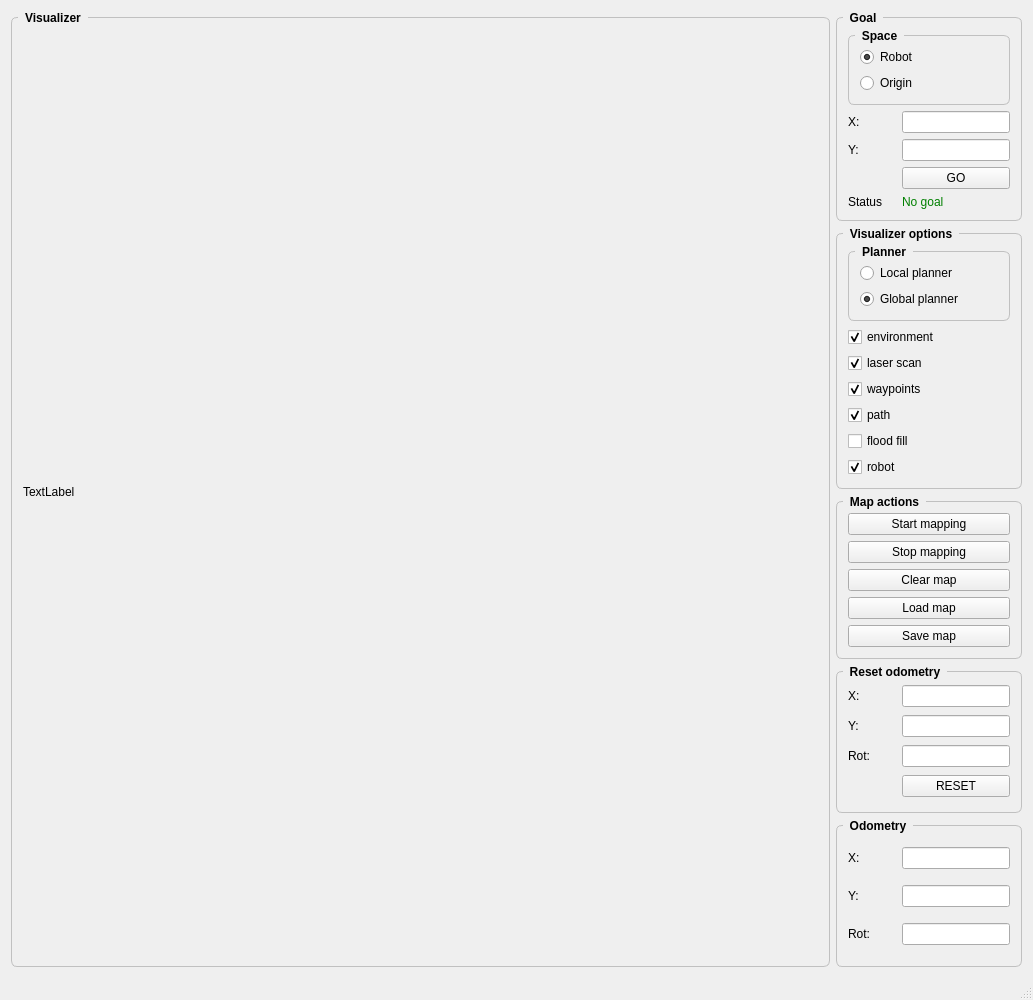
First picture: the form in kobuki_project/ui/mainwindow.ui, repository JakubHazik/rmr_kobuki, before the edit.
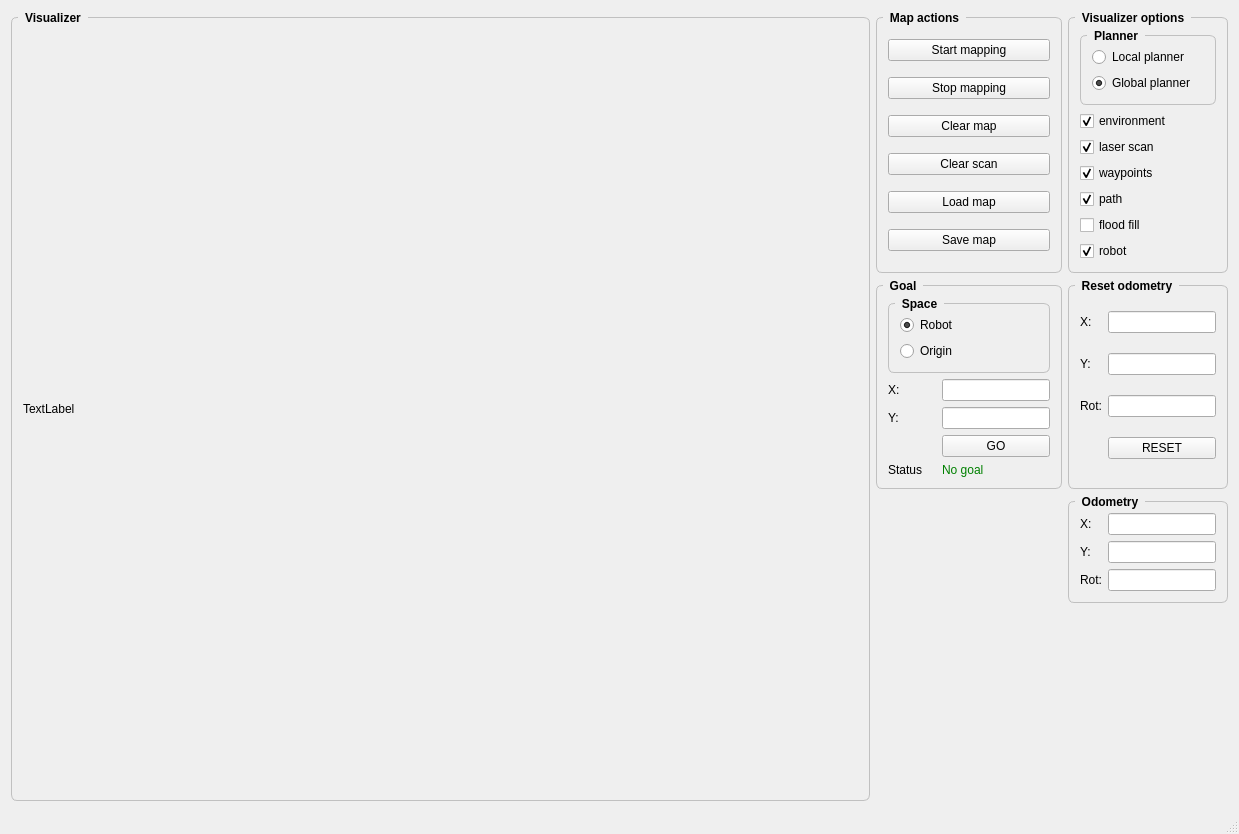
Second picture: the form after the edit.

Diff of the .ui file:
```diff
--- a/kobuki_project/ui/mainwindow.ui
+++ b/kobuki_project/ui/mainwindow.ui
@@ -6,8 +6,8 @@
    <rect>
     <x>0</x>
     <y>0</y>
-    <width>1033</width>
-    <height>1000</height>
+    <width>1239</width>
+    <height>834</height>
    </rect>
   </property>
   <property name="windowTitle">
@@ -64,127 +64,14 @@
        </widget>
       </item>
       <item>
-       <layout class="QVBoxLayout" name="verticalLayout_2">
+       <layout class="QGridLayout" name="gridLayout">
         <property name="sizeConstraint">
          <enum>QLayout::SetMinAndMaxSize</enum>
         </property>
         <property name="topMargin">
          <number>0</number>
         </property>
-        <item>
-         <widget class="QGroupBox" name="goal_box">
-          <property name="styleSheet">
-           <string notr="true">QGroupBox {
-    font: bold;
-    border: 1px solid silver;
-    border-radius: 6px;
-    margin-top: 6px;
-}
-
-QGroupBox::title {
-    subcontrol-origin: margin;
-    left: 7px;
-    padding: 0px 5px 0px 5px;
-}</string>
-          </property>
-          <property name="title">
-           <string>Goal</string>
-          </property>
-          <layout class="QGridLayout" name="goals">
-           <item row="2" column="0">
-            <widget class="QLabel" name="label_6">
-             <property name="text">
-              <string>X:</string>
-             </property>
-            </widget>
-           </item>
-           <item row="3" column="1">
-            <widget class="QLineEdit" name="goalY">
-             <property name="sizePolicy">
-              <sizepolicy hsizetype="Fixed" vsizetype="Fixed">
-               <horstretch>0</horstretch>
-               <verstretch>0</verstretch>
-              </sizepolicy>
-             </property>
-            </widget>
-           </item>
-           <item row="3" column="0">
-            <widget class="QLabel" name="label_5">
-             <property name="text">
-              <string>Y:</string>
-             </property>
-            </widget>
-           </item>
-           <item row="5" column="1">
-            <widget class="QPushButton" name="btn_goToGoal">
-             <property name="text">
-              <string>GO</string>
-             </property>
-            </widget>
-           </item>
-           <item row="2" column="1">
-            <widget class="QLineEdit" name="goalX">
-             <property name="sizePolicy">
-              <sizepolicy hsizetype="Fixed" vsizetype="Fixed">
-               <horstretch>0</horstretch>
-               <verstretch>0</verstretch>
-              </sizepolicy>
-             </property>
-            </widget>
-           </item>
-           <item row="1" column="0" colspan="2">
-            <widget class="QGroupBox" name="goalSpace_box">
-             <property name="styleSheet">
-              <string notr="true">
-font: 57 italic 11pt &quot;Ubuntu&quot;;</string>
-             </property>
-             <property name="title">
-              <string>Space</string>
-             </property>
-             <layout class="QGridLayout" name="gridLayout_2">
-              <item row="0" column="0">
-               <widget class="QRadioButton" name="spaceRobot">
-                <property name="text">
-                 <string>Robot</string>
-                </property>
-                <property name="checked">
-                 <bool>true</bool>
-                </property>
-               </widget>
-              </item>
-              <item row="1" column="0">
-               <widget class="QRadioButton" name="spaceOrigin">
-                <property name="text">
-                 <string>Origin</string>
-                </property>
-               </widget>
-              </item>
-             </layout>
-            </widget>
-           </item>
-           <item row="6" column="1">
-            <widget class="QLabel" name="goalStatus">
-             <property name="styleSheet">
-              <string notr="true">QLabel {
-color:  green;
-}</string>
-             </property>
-             <property name="text">
-              <string>No goal</string>
-             </property>
-            </widget>
-           </item>
-           <item row="6" column="0">
-            <widget class="QLabel" name="label_7">
-             <property name="text">
-              <string>Status</string>
-             </property>
-            </widget>
-           </item>
-          </layout>
-         </widget>
-        </item>
-        <item>
+        <item row="0" column="2">
          <widget class="QGroupBox" name="visualizerOptions_box">
           <property name="sizePolicy">
            <sizepolicy hsizetype="Preferred" vsizetype="Preferred">
@@ -341,113 +228,20 @@
           </layout>
          </widget>
         </item>
-        <item>
-         <widget class="QGroupBox" name="mapActions_box">
-          <property name="styleSheet">
-           <string notr="true">QGroupBox {
-    font: bold;
-    border: 1px solid silver;
-    border-radius: 6px;
-    margin-top: 6px;
-}
-
-QGroupBox::title {
-    subcontrol-origin: margin;
-    left: 7px;
-    padding: 0px 5px 0px 5px;
-}</string>
+        <item row="3" column="0">
+         <spacer name="verticalSpacer">
+          <property name="orientation">
+           <enum>Qt::Vertical</enum>
           </property>
-          <property name="title">
-           <string>Map actions</string>
+          <property name="sizeHint" stdset="0">
+           <size>
+            <width>20</width>
+            <height>40</height>
+           </size>
           </property>
-          <layout class="QVBoxLayout" name="mapOperations">
-           <item>
-            <widget class="QPushButton" name="button_start_mapping">
-             <property name="sizePolicy">
-              <sizepolicy hsizetype="Minimum" vsizetype="Fixed">
-               <horstretch>0</horstretch>
-               <verstretch>0</verstretch>
-              </sizepolicy>
-             </property>
-             <property name="minimumSize">
-              <size>
-               <width>162</width>
-               <height>0</height>
-              </size>
-             </property>
-             <property name="text">
-              <string>Start mapping</string>
-             </property>
-            </widget>
-           </item>
-           <item>
-            <widget class="QPushButton" name="button_stop_mapping">
-             <property name="sizePolicy">
-              <sizepolicy hsizetype="Minimum" vsizetype="Fixed">
-               <horstretch>0</horstretch>
-               <verstretch>0</verstretch>
-              </sizepolicy>
-             </property>
-             <property name="minimumSize">
-              <size>
-               <width>162</width>
-               <height>0</height>
-              </size>
-             </property>
-             <property name="text">
-              <string>Stop mapping</string>
-             </property>
-            </widget>
-           </item>
-           <item>
-            <widget class="QPushButton" name="button_map_reset">
-             <property name="sizePolicy">
-              <sizepolicy hsizetype="Minimum" vsizetype="Fixed">
-               <horstretch>0</horstretch>
-               <verstretch>0</verstretch>
-              </sizepolicy>
-             </property>
-             <property name="minimumSize">
-              <size>
-               <width>162</width>
-               <height>0</height>
-              </size>
-             </property>
-             <property name="text">
-              <string>Clear map</string>
-             </property>
-            </widget>
-           </item>
-           <item>
-            <widget class="QPushButton" name="button_map_load">
-             <property name="text">
-              <string>Load map</string>
-             </property>
-            </widget>
-           </item>
-           <item>
-            <widget class="QPushButton" name="button_map_save">
-             <property name="sizePolicy">
-              <sizepolicy hsizetype="Minimum" vsizetype="Fixed">
-               <horstretch>0</horstretch>
-               <verstretch>0</verstretch>
-              </sizepolicy>
-             </property>
-             <property name="minimumSize">
-              <size>
-               <width>162</width>
-               <height>0</height>
-              </size>
-             </property>
-             <property name="text">
-              <string>Save map</string>
-             </property>
-            </widget>
-           </item>
-          </layout>
-         </widget>
+         </spacer>
         </item>
-        <item>
+        <item row="1" column="2">
          <widget class="QGroupBox" name="resetodom_box">
           <property name="styleSheet">
            <string notr="true">QGroupBox {
@@ -528,7 +322,20 @@
           </layout>
          </widget>
         </item>
-        <item>
+        <item row="3" column="2">
+         <spacer name="verticalSpacer_2">
+          <property name="orientation">
+           <enum>Qt::Vertical</enum>
+          </property>
+          <property name="sizeHint" stdset="0">
+           <size>
+            <width>20</width>
+            <height>40</height>
+           </size>
+          </property>
+         </spacer>
+        </item>
+        <item row="2" column="2">
          <widget class="QGroupBox" name="odom_box">
           <property name="styleSheet">
            <string notr="true">QGroupBox {
@@ -620,6 +427,232 @@
           </layout>
          </widget>
         </item>
+        <item row="0" column="0">
+         <widget class="QGroupBox" name="mapActions_box">
+          <property name="styleSheet">
+           <string notr="true">QGroupBox {
+    font: bold;
+    border: 1px solid silver;
+    border-radius: 6px;
+    margin-top: 6px;
+}
+
+QGroupBox::title {
+    subcontrol-origin: margin;
+    left: 7px;
+    padding: 0px 5px 0px 5px;
+}</string>
+          </property>
+          <property name="title">
+           <string>Map actions</string>
+          </property>
+          <layout class="QVBoxLayout" name="mapOperations">
+           <item>
+            <widget class="QPushButton" name="button_start_mapping">
+             <property name="sizePolicy">
+              <sizepolicy hsizetype="Minimum" vsizetype="Fixed">
+               <horstretch>0</horstretch>
+               <verstretch>0</verstretch>
+              </sizepolicy>
+             </property>
+             <property name="minimumSize">
+              <size>
+               <width>162</width>
+               <height>0</height>
+              </size>
+             </property>
+             <property name="text">
+              <string>Start mapping</string>
+             </property>
+            </widget>
+           </item>
+           <item>
+            <widget class="QPushButton" name="button_stop_mapping">
+             <property name="sizePolicy">
+              <sizepolicy hsizetype="Minimum" vsizetype="Fixed">
+               <horstretch>0</horstretch>
+               <verstretch>0</verstretch>
+              </sizepolicy>
+             </property>
+             <property name="minimumSize">
+              <size>
+               <width>162</width>
+               <height>0</height>
+              </size>
+             </property>
+             <property name="text">
+              <string>Stop mapping</string>
+             </property>
+            </widget>
+           </item>
+           <item>
+            <widget class="QPushButton" name="button_map_reset">
+             <property name="sizePolicy">
+              <sizepolicy hsizetype="Minimum" vsizetype="Fixed">
+               <horstretch>0</horstretch>
+               <verstretch>0</verstretch>
+              </sizepolicy>
+             </property>
+             <property name="minimumSize">
+              <size>
+               <width>162</width>
+               <height>0</height>
+              </size>
+             </property>
+             <property name="text">
+              <string>Clear map</string>
+             </property>
+            </widget>
+           </item>
+           <item>
+            <widget class="QPushButton" name="button_clear_scan">
+             <property name="text">
+              <string>Clear scan</string>
+             </property>
+            </widget>
+           </item>
+           <item>
+            <widget class="QPushButton" name="button_map_load">
+             <property name="text">
+              <string>Load map</string>
+             </property>
+            </widget>
+           </item>
+           <item>
+            <widget class="QPushButton" name="button_map_save">
+             <property name="sizePolicy">
+              <sizepolicy hsizetype="Minimum" vsizetype="Fixed">
+               <horstretch>0</horstretch>
+               <verstretch>0</verstretch>
+              </sizepolicy>
+             </property>
+             <property name="minimumSize">
+              <size>
+               <width>162</width>
+               <height>0</height>
+              </size>
+             </property>
+             <property name="text">
+              <string>Save map</string>
+             </property>
+            </widget>
+           </item>
+          </layout>
+         </widget>
+        </item>
+        <item row="1" column="0">
+         <widget class="QGroupBox" name="goal_box">
+          <property name="styleSheet">
+           <string notr="true">QGroupBox {
+    font: bold;
+    border: 1px solid silver;
+    border-radius: 6px;
+    margin-top: 6px;
+}
+
+QGroupBox::title {
+    subcontrol-origin: margin;
+    left: 7px;
+    padding: 0px 5px 0px 5px;
+}</string>
+          </property>
+          <property name="title">
+           <string>Goal</string>
+          </property>
+          <layout class="QGridLayout" name="goals">
+           <item row="2" column="0">
+            <widget class="QLabel" name="label_6">
+             <property name="text">
+              <string>X:</string>
+             </property>
+            </widget>
+           </item>
+           <item row="3" column="1">
+            <widget class="QLineEdit" name="goalY">
+             <property name="sizePolicy">
+              <sizepolicy hsizetype="Fixed" vsizetype="Fixed">
+               <horstretch>0</horstretch>
+               <verstretch>0</verstretch>
+              </sizepolicy>
+             </property>
+            </widget>
+           </item>
+           <item row="3" column="0">
+            <widget class="QLabel" name="label_5">
+             <property name="text">
+              <string>Y:</string>
+             </property>
+            </widget>
+           </item>
+           <item row="5" column="1">
+            <widget class="QPushButton" name="btn_goToGoal">
+             <property name="text">
+              <string>GO</string>
+             </property>
+            </widget>
+           </item>
+           <item row="2" column="1">
+            <widget class="QLineEdit" name="goalX">
+             <property name="sizePolicy">
+              <sizepolicy hsizetype="Fixed" vsizetype="Fixed">
+               <horstretch>0</horstretch>
+               <verstretch>0</verstretch>
+              </sizepolicy>
+             </property>
+            </widget>
+           </item>
+           <item row="1" column="0" colspan="2">
+            <widget class="QGroupBox" name="goalSpace_box">
+             <property name="styleSheet">
+              <string notr="true">
+font: 57 italic 11pt &quot;Ubuntu&quot;;</string>
+             </property>
+             <property name="title">
+              <string>Space</string>
+             </property>
+             <layout class="QGridLayout" name="gridLayout_2">
+              <item row="0" column="0">
+               <widget class="QRadioButton" name="spaceRobot">
+                <property name="text">
+                 <string>Robot</string>
+                </property>
+                <property name="checked">
+                 <bool>true</bool>
+                </property>
+               </widget>
+              </item>
+              <item row="1" column="0">
+               <widget class="QRadioButton" name="spaceOrigin">
+                <property name="text">
+                 <string>Origin</string>
+                </property>
+               </widget>
+              </item>
+             </layout>
+            </widget>
+           </item>
+           <item row="6" column="1">
+            <widget class="QLabel" name="goalStatus">
+             <property name="styleSheet">
+              <string notr="true">QLabel {
+color:  green;
+}</string>
+             </property>
+             <property name="text">
+              <string>No goal</string>
+             </property>
+            </widget>
+           </item>
+           <item row="6" column="0">
+            <widget class="QLabel" name="label_7">
+             <property name="text">
+              <string>Status</string>
+             </property>
+            </widget>
+           </item>
+          </layout>
+         </widget>
+        </item>
        </layout>
       </item>
      </layout>
```
Left out of the diff: 14 changed lines with no effect on the pictures.
